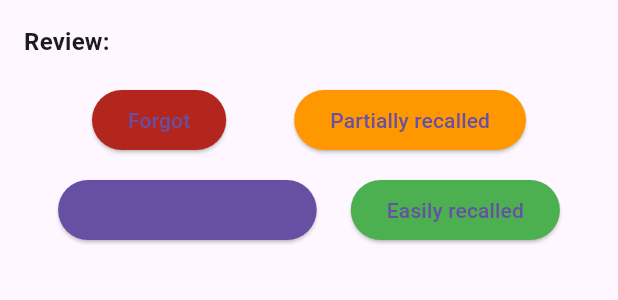
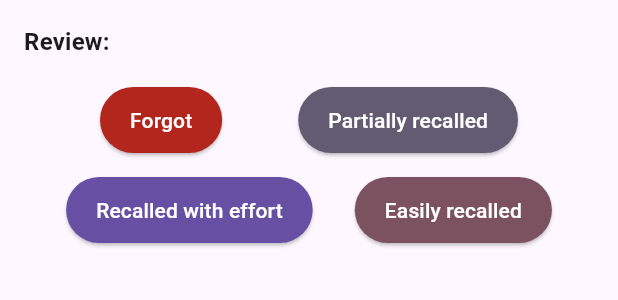
Before and after one commit to eka026/meliusfocus, a Flutter app: the _ReviewBottomSheet widget shown alone on an empty page, opened directly with empty values, on a phone screen of 412 x 824 dp. Shown: the top 300 px of the screen. Run offline on Flutter 3.47's test engine with Material 3 defaults, Android fonts, the phone set to English and light mode, and no system bars; our stand-ins replace cloud_firestore, firebase_auth, firebase_core, image_picker; accounts and stored records are empty; generated files the repository leaves out were written again.

Commit message:
Fix: UI is fixed

```diff
--- a/lib/spaced_repetition.dart
+++ b/lib/spaced_repetition.dart
@@ -446,7 +446,12 @@ class _ReviewBottomSheet extends StatelessWidget {
                     Navigator.pop(context);
                     onReview('forgot');
                   },
-                  style: ElevatedButton.styleFrom(backgroundColor: Theme.of(context).colorScheme.error),
+                  style: ElevatedButton.styleFrom(
+                    backgroundColor: Theme.of(context).colorScheme.error,
+                    foregroundColor: Theme.of(context).colorScheme.onError,
+                    shape: const StadiumBorder(),
+                    padding: const EdgeInsets.symmetric(horizontal: 20, vertical: 12),
+                  ),
                   child: const Text('Forgot'),
                 ),
                 ElevatedButton(
@@ -454,7 +459,12 @@ class _ReviewBottomSheet extends StatelessWidget {
                     Navigator.pop(context);
                     onReview('partial');
                   },
-                  style: ElevatedButton.styleFrom(backgroundColor: Colors.orange),
+                  style: ElevatedButton.styleFrom(
+                    backgroundColor: Theme.of(context).colorScheme.secondary,
+                    foregroundColor: Theme.of(context).colorScheme.onSecondary,
+                    shape: const StadiumBorder(),
+                    padding: const EdgeInsets.symmetric(horizontal: 20, vertical: 12),
+                  ),
                   child: const Text('Partially recalled'),
                 ),
               ],
@@ -468,7 +478,12 @@ class _ReviewBottomSheet extends StatelessWidget {
                     Navigator.pop(context);
                     onReview('effort');
                   },
-                  style: ElevatedButton.styleFrom(backgroundColor: Theme.of(context).colorScheme.primary),
+                  style: ElevatedButton.styleFrom(
+                    backgroundColor: Theme.of(context).colorScheme.primary,
+                    foregroundColor: Theme.of(context).colorScheme.onPrimary,
+                    shape: const StadiumBorder(),
+                    padding: const EdgeInsets.symmetric(horizontal: 20, vertical: 12),
+                  ),
                   child: const Text('Recalled with effort'),
                 ),
                 ElevatedButton(
@@ -476,7 +491,12 @@ class _ReviewBottomSheet extends StatelessWidget {
                     Navigator.pop(context);
                     onReview('easy');
                   },
-                  style: ElevatedButton.styleFrom(backgroundColor: Colors.green),
+                  style: ElevatedButton.styleFrom(
+                    backgroundColor: Theme.of(context).colorScheme.tertiary,
+                    foregroundColor: Theme.of(context).colorScheme.onTertiary,
+                    shape: const StadiumBorder(),
+                    padding: const EdgeInsets.symmetric(horizontal: 20, vertical: 12),
+                  ),
                   child: const Text('Easily recalled'),
                 ),
               ],
```
Also changed, not shown: lib/flashcardQnA.dart (+10 -3 lines).
